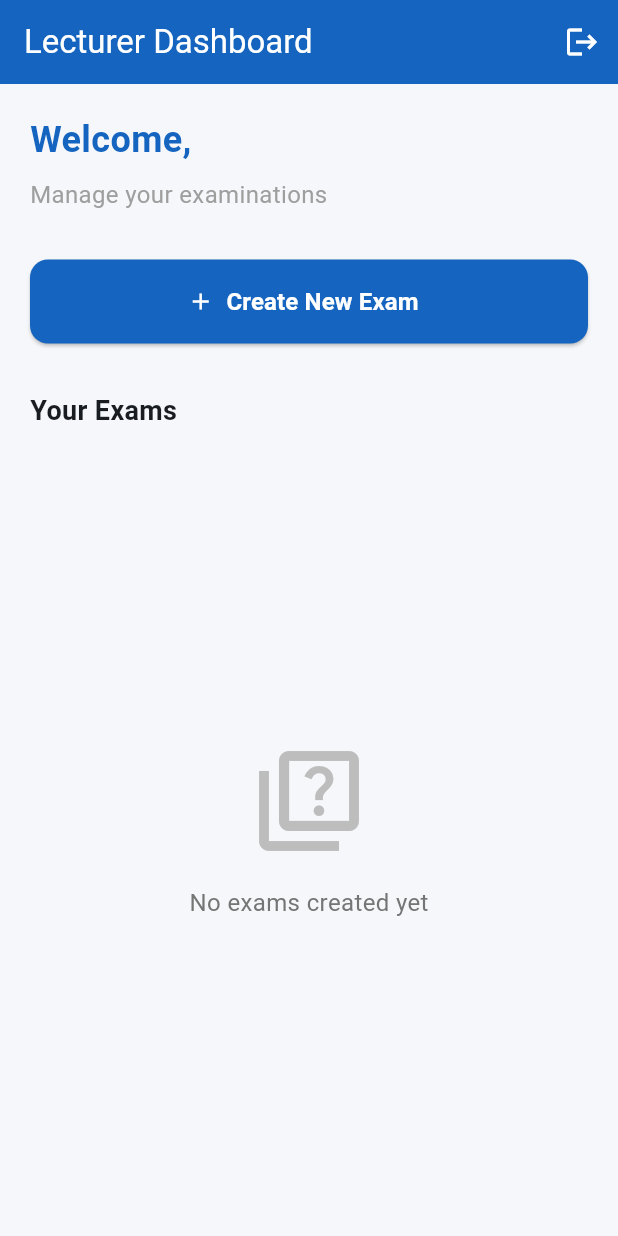
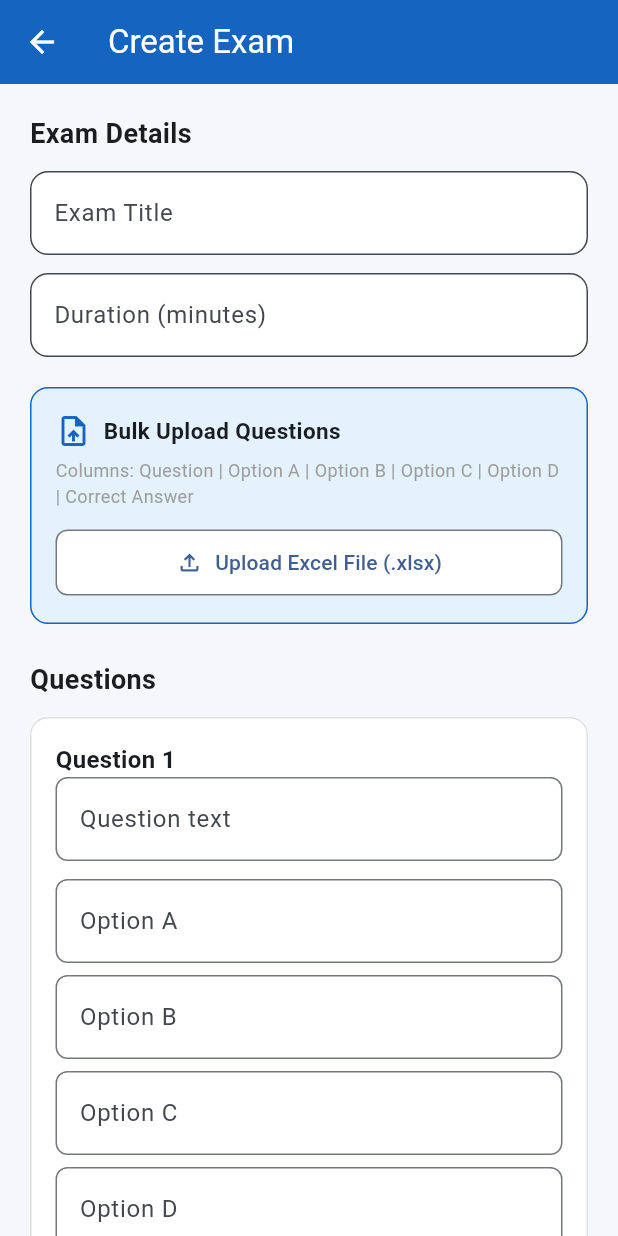
Before and after one commit to kingwhite-001/secure-exam-app, a Flutter app: the LecturerDashboard screen opened directly with empty values, after a tap on "Create New Exam", on a phone screen of 412 x 824 dp. Run offline on Flutter 3.47's test engine with Material 3 defaults, Android fonts, the phone set to English and light mode, and no system bars; our stand-ins replace cloud_firestore, file_picker, firebase_auth, firebase_core; missing offline and left inert: excel; accounts and stored records are empty.

Commit message:
Fixed compileSdk and file_picker version issues, Excel bulk upload working

```diff
--- /dev/null
+++ b/lib/create_exam_screen.dart
@@ -0,0 +1,448 @@
+import 'package:flutter/material.dart';
+import 'package:cloud_firestore/cloud_firestore.dart';
+import 'package:firebase_auth/firebase_auth.dart';
+import 'package:file_picker/file_picker.dart';
+import 'package:excel/excel.dart' hide Border;
+
+class Question {
+  final TextEditingController questionController = TextEditingController();
+  final TextEditingController optionAController = TextEditingController();
+  final TextEditingController optionBController = TextEditingController();
+  final TextEditingController optionCController = TextEditingController();
+  final TextEditingController optionDController = TextEditingController();
+  String correctAnswer = 'A';
+}
+
+class CreateExamScreen extends StatefulWidget {
+  const CreateExamScreen({super.key});
+
+  @override
+  State<CreateExamScreen> createState() => _CreateExamScreenState();
+}
+
+class _CreateExamScreenState extends State<CreateExamScreen> {
+  final _titleController = TextEditingController();
+  final _durationController = TextEditingController();
+  final List<Question> _questions = [Question()];
+  bool _isSaving = false;
+  bool _isImporting = false;
+
+  void _addQuestion() {
+    setState(() {
+      _questions.add(Question());
+    });
+  }
+
+  void _removeQuestion(int index) {
+    if (_questions.length > 1) {
+      setState(() {
+        _questions.removeAt(index);
+      });
+    }
+  }
+
+  Future<void> _importFromExcel() async {
+    try {
+      final result = await FilePicker.platform.pickFiles(
+        type: FileType.custom,
+        allowedExtensions: ['xlsx'],
+      );
+
+      if (result == null || result.files.single.bytes == null) return;
+
+      setState(() => _isImporting = true);
+
+      final bytes = result.files.single.bytes!;
+      final excel = Excel.decodeBytes(bytes);
+
+      final sheet = excel.tables[excel.tables.keys.first];
+      if (sheet == null) return;
+
+      List<Question> importedQuestions = [];
+
+      for (int i = 1; i < sheet.maxRows; i++) {
+        final row = sheet.row(i);
+        if (row.isEmpty || row[0]?.value == null) continue;
+
+        final q = Question();
+        q.questionController.text = row[0]?.value?.toString() ?? '';
+        q.optionAController.text = row.length > 1 ? (row[1]?.value?.toString() ?? '') : '';
+        q.optionBController.text = row.length > 2 ? (row[2]?.value?.toString() ?? '') : '';
+        q.optionCController.text = row.length > 3 ? (row[3]?.value?.toString() ?? '') : '';
+        q.optionDController.text = row.length > 4 ? (row[4]?.value?.toString() ?? '') : '';
+        final answer = row.length > 5 ? (row[5]?.value?.toString() ?? 'A') : 'A';
+        q.correctAnswer = answer.trim().toUpperCase();
+
+        if (q.questionController.text.isNotEmpty) {
+          importedQuestions.add(q);
+        }
+      }
+
+      if (importedQuestions.isNotEmpty) {
+        setState(() {
+          _questions.clear();
+          _questions.addAll(importedQuestions);
+        });
+
+        if (mounted) {
+          ScaffoldMessenger.of(context).showSnackBar(
+            SnackBar(
+              content: Text('${importedQuestions.length} questions imported successfully!'),
+              backgroundColor: Colors.green,
+            ),
+          );
+        }
+      } else {
+        if (mounted) {
+          ScaffoldMessenger.of(context).showSnackBar(
+            const SnackBar(content: Text('No valid questions found in the file')),
+          );
+        }
+      }
+    } catch (e) {
+      if (mounted) {
+        ScaffoldMessenger.of(context).showSnackBar(
+          SnackBar(content: Text('Import failed: ${e.toString()}')),
+        );
+      }
+    } finally {
+      if (mounted) setState(() => _isImporting = false);
+    }
+  }
+
+  Future<void> _saveExam() async {
+    if (_titleController.text.isEmpty || _durationController.text.isEmpty) {
+      ScaffoldMessenger.of(context).showSnackBar(
+        const SnackBar(content: Text('Please enter exam title and duration')),
+      );
+      return;
+    }
+
+    for (var q in _questions) {
+      if (q.questionController.text.isEmpty ||
+          q.optionAController.text.isEmpty ||
+          q.optionBController.text.isEmpty ||
+          q.optionCController.text.isEmpty ||
+          q.optionDController.text.isEmpty) {
+        ScaffoldMessenger.of(context).showSnackBar(
+          const SnackBar(content: Text('Please fill in all question fields')),
+        );
+        return;
+      }
+    }
+
+    setState(() => _isSaving = true);
+
+    try {
+      final user = FirebaseAuth.instance.currentUser;
+
+      final questionsData = _questions.map((q) {
+        return {
+          'question': q.questionController.text.trim(),
+          'optionA': q.optionAController.text.trim(),
+          'optionB': q.optionBController.text.trim(),
+          'optionC': q.optionCController.text.trim(),
+          'optionD': q.optionDController.text.trim(),
+          'correctAnswer': q.correctAnswer,
+        };
+      }).toList();
+
+      await FirebaseFirestore.instance.collection('exams').add({
+        'title': _titleController.text.trim(),
+        'durationMinutes': int.tryParse(_durationController.text.trim()) ?? 30,
+        'createdBy': user?.uid,
+        'createdAt': DateTime.now().toIso8601String(),
+        'questions': questionsData,
+      });
+
+      if (mounted) {
+        ScaffoldMessenger.of(context).showSnackBar(
+          const SnackBar(
+            content: Text('Exam created successfully!'),
+            backgroundColor: Colors.green,
+          ),
+        );
+        Navigator.pop(context);
+      }
+    } catch (e) {
+      if (mounted) {
+        ScaffoldMessenger.of(context).showSnackBar(
+          SnackBar(content: Text('Error: ${e.toString()}')),
+        );
+      }
+    } finally {
+      if (mounted) setState(() => _isSaving = false);
+    }
+  }
+
+  @override
+  Widget build(BuildContext context) {
+    return Scaffold(
+      backgroundColor: const Color(0xFFF5F7FA),
+      appBar: AppBar(
+        backgroundColor: const Color(0xFF1565C0),
+        foregroundColor: Colors.white,
+        title: const Text('Create Exam'),
+      ),
+      body: SafeArea(
+        child: SingleChildScrollView(
+          padding: const EdgeInsets.all(20),
+          child: Column(
+            crossAxisAlignment: CrossAxisAlignment.start,
+            children: [
+              const Text(
+                'Exam Details',
+                style: TextStyle(fontSize: 18, fontWeight: FontWeight.bold),
+              ),
+              const SizedBox(height: 12),
+              TextField(
+                controller: _titleController,
+                decoration: InputDecoration(
+                  labelText: 'Exam Title',
+                  border: OutlineInputBorder(
+                    borderRadius: BorderRadius.circular(12),
+                  ),
+                  filled: true,
+                  fillColor: Colors.white,
+                ),
+              ),
+              const SizedBox(height: 12),
+              TextField(
+                controller: _durationController,
+                keyboardType: TextInputType.number,
+                decoration: InputDecoration(
+                  labelText: 'Duration (minutes)',
+                  border: OutlineInputBorder(
+                    borderRadius: BorderRadius.circular(12),
+                  ),
+                  filled: true,
+                  fillColor: Colors.white,
+                ),
+              ),
+              const SizedBox(height: 20),
+              Container(
+                width: double.infinity,
+                padding: const EdgeInsets.all(16),
+                decoration: BoxDecoration(
+                  color: const Color(0xFFE3F2FD),
+                  borderRadius: BorderRadius.circular(12),
+                  border: Border.all(color: const Color(0xFF1565C0)),
+                ),
+                child: Column(
+                  crossAxisAlignment: CrossAxisAlignment.start,
+                  children: [
+                    const Row(
+                      children: [
+                        Icon(Icons.upload_file, color: Color(0xFF1565C0)),
+                        SizedBox(width: 8),
+                        Text(
+                          'Bulk Upload Questions',
+                          style: TextStyle(
+                              fontWeight: FontWeight.bold, fontSize: 15),
+                        ),
+                      ],
+                    ),
+                    const SizedBox(height: 6),
+                    const Text(
+                      'Columns: Question | Option A | Option B | Option C | Option D | Correct Answer',
+                      style: TextStyle(fontSize: 12, color: Colors.grey),
+                    ),
+                    const SizedBox(height: 12),
+                    SizedBox(
+                      width: double.infinity,
+                      child: OutlinedButton.icon(
+                        onPressed: _isImporting ? null : _importFromExcel,
+                        icon: _isImporting
+                            ? const SizedBox(
+                          width: 16,
+                          height: 16,
+                          child: CircularProgressIndicator(strokeWidth: 2),
+                        )
+                            : const Icon(Icons.file_upload_outlined),
+                        label: Text(_isImporting
+                            ? 'Importing...'
+                            : 'Upload Excel File (.xlsx)'),
+                        style: OutlinedButton.styleFrom(
+                          padding: const EdgeInsets.symmetric(vertical: 12),
+                          backgroundColor: Colors.white,
+                          shape: RoundedRectangleBorder(
+                            borderRadius: BorderRadius.circular(8),
+                          ),
+                        ),
+                      ),
+                    ),
+                  ],
+                ),
+              ),
+              const SizedBox(height: 24),
+              const Text(
+                'Questions',
+                style: TextStyle(fontSize: 18, fontWeight: FontWeight.bold),
+              ),
+              const SizedBox(height: 12),
+              ...List.generate(_questions.length, (index) {
+                final q = _questions[index];
+                return Container(
+                  margin: const EdgeInsets.only(bottom: 16),
+                  padding: const EdgeInsets.all(16),
+                  decoration: BoxDecoration(
+                    color: Colors.white,
+                    borderRadius: BorderRadius.circular(12),
+                    border: Border.all(color: Colors.grey.shade300),
+                  ),
+                  child: Column(
+                    crossAxisAlignment: CrossAxisAlignment.start,
+                    children: [
+                      Row(
+                        mainAxisAlignment: MainAxisAlignment.spaceBetween,
+                        children: [
+                          Text(
+                            'Question ${index + 1}',
+                            style: const TextStyle(
+                                fontWeight: FontWeight.bold, fontSize: 16),
+                          ),
+                          if (_questions.length > 1)
+                            IconButton(
+                              icon: const Icon(Icons.delete,
+                                  color: Colors.red),
+                              onPressed: () => _removeQuestion(index),
+                            ),
+                        ],
+                      ),
+                      TextField(
+                        controller: q.questionController,
+                        decoration: InputDecoration(
+                          labelText: 'Question text',
+                          border: OutlineInputBorder(
+                            borderRadius: BorderRadius.circular(8),
+                          ),
+                        ),
+                      ),
+                      const SizedBox(height: 12),
+                      TextField(
+                        controller: q.optionAController,
+                        decoration: InputDecoration(
+                          labelText: 'Option A',
+                          border: OutlineInputBorder(
+                            borderRadius: BorderRadius.circular(8),
+                          ),
+                        ),
+                      ),
+                      const SizedBox(height: 8),
+                      TextField(
+                        controller: q.optionBController,
+                        decoration: InputDecoration(
+                          labelText: 'Option B',
+                          border: OutlineInputBorder(
+                            borderRadius: BorderRadius.circular(8),
+                          ),
+                        ),
+                      ),
+                      const SizedBox(height: 8),
+                      TextField(
+                        controller: q.optionCController,
+                        decoration: InputDecoration(
+                          labelText: 'Option C',
+                          border: OutlineInputBorder(
+                            borderRadius: BorderRadius.circular(8),
+                          ),
+                        ),
+                      ),
+                      const SizedBox(height: 8),
+                      TextField(
+                        controller: q.optionDController,
+                        decoration: InputDecoration(
+                          labelText: 'Option D',
+                          border: OutlineInputBorder(
+                            borderRadius: BorderRadius.circular(8),
+                          ),
+                        ),
+                      ),
+                      const SizedBox(height: 12),
+                      Text(
+                        'Correct Answer',
+                        style: TextStyle(
+                            fontWeight: FontWeight.bold,
+                            color: Colors.grey.shade700),
+                      ),
+                      const SizedBox(height: 8),
+                      Wrap(
+                        spacing: 8,
+                        children: ['A', 'B', 'C', 'D'].map((letter) {
+                          final isSelected = q.correctAnswer == letter;
+                          return GestureDetector(
+                            onTap: () {
+                              setState(() => q.correctAnswer = letter);
+                            },
+                            child: Container(
+                              width: 44,
+                              height: 44,
+                              decoration: BoxDecoration(
+                                color: isSelected
+                                    ? const Color(0xFF1565C0)
+                                    : Colors.grey.shade200,
+                                borderRadius: BorderRadius.circular(8),
+                              ),
+                              child: Center(
+                                child: Text(
+                                  letter,
+                                  style: TextStyle(
+                                    color: isSelected
+                                        ? Colors.white
+                                        : Colors.black,
+                                    fontWeight: FontWeight.bold,
+                                  ),
+                                ),
+                              ),
+                            ),
+                          );
+                        }).toList(),
+                      ),
+                    ],
+                  ),
+                );
+              }),
+              SizedBox(
+                width: double.infinity,
+                child: OutlinedButton.icon(
+                  onPressed: _addQuestion,
+                  icon: const Icon(Icons.add),
+                  label: const Text('Add Another Question'),
+                  style: OutlinedButton.styleFrom(
+                    padding: const EdgeInsets.symmetric(vertical: 14),
+                    shape: RoundedRectangleBorder(
+                      borderRadius: BorderRadius.circular(12),
+                    ),
+                  ),
+                ),
+              ),
+              const SizedBox(height: 24),
+              SizedBox(
+                width: double.infinity,
+                height: 56,
+                child: ElevatedButton(
+                  onPressed: _isSaving ? null : _saveExam,
+                  style: ElevatedButton.styleFrom(
+                    backgroundColor: const Color(0xFF1565C0),
+                    foregroundColor: Colors.white,
+                    shape: RoundedRectangleBorder(
+                      borderRadius: BorderRadius.circular(12),
+                    ),
+                  ),
+                  child: _isSaving
+                      ? const CircularProgressIndicator(color: Colors.white)
+                      : const Text(
+                    'Publish Exam',
+                    style: TextStyle(
+                        fontSize: 18, fontWeight: FontWeight.bold),
+                  ),
+                ),
+              ),
+              const SizedBox(height: 40),
+            ],
+          ),
+        ),
+      ),
+    );
+  }
+}
--- a/lib/lecturer_dashboard.dart
+++ b/lib/lecturer_dashboard.dart
@@ -1,5 +1,7 @@
 import 'package:flutter/material.dart';
 import 'package:firebase_auth/firebase_auth.dart';
+import 'create_exam_screen.dart';
+import 'main.dart';
 
 class LecturerDashboard extends StatelessWidget {
   final String name;
@@ -20,7 +22,10 @@ class LecturerDashboard extends StatelessWidget {
             onPressed: () async {
               await FirebaseAuth.instance.signOut();
               if (context.mounted) {
-                Navigator.of(context).popUntil((route) => route.isFirst);
+                Navigator.of(context).pushAndRemoveUntil(
+                  MaterialPageRoute(builder: (context) => const LoginScreen()),
+                      (route) => false,
+                );
               }
             },
           ),
@@ -50,7 +55,14 @@ class LecturerDashboard extends StatelessWidget {
                 width: double.infinity,
                 height: 56,
                 child: ElevatedButton.icon(
-                  onPressed: () {},
+                  onPressed: () {
+                    Navigator.push(
+                      context,
+                      MaterialPageRoute(
+                        builder: (context) => const CreateExamScreen(),
+                      ),
+                    );
+                  },
                   icon: const Icon(Icons.add),
                   label: const Text(
                     'Create New Exam',
--- a/pubspec.yaml
+++ b/pubspec.yaml
@@ -27,6 +27,10 @@ dependencies:
   # Shared preferences for local storage
   shared_preferences: ^2.3.2
 
+  # Bulk question upload
+  file_picker: ^10.3.3
+  excel: ^4.0.6
+
 dev_dependencies:
   flutter_test:
     sdk: flutter
```
Also changed, not shown: pubspec.lock, 2 other files.
